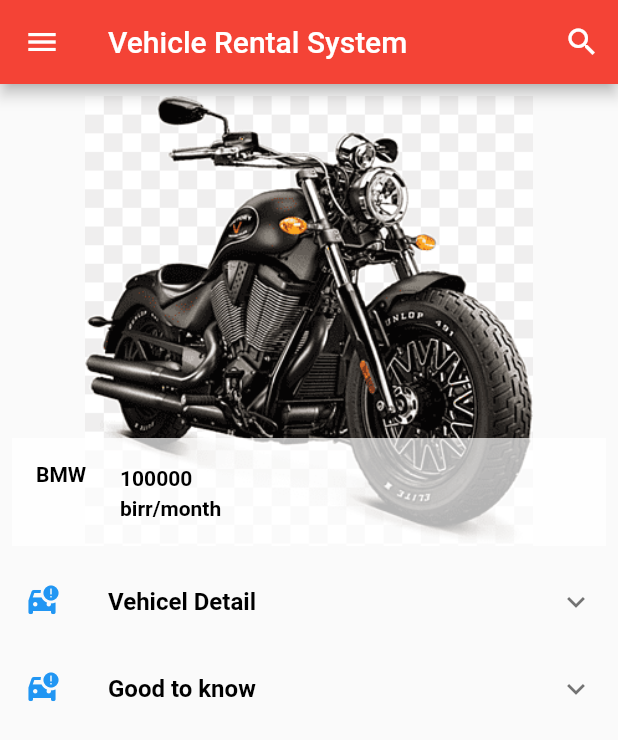
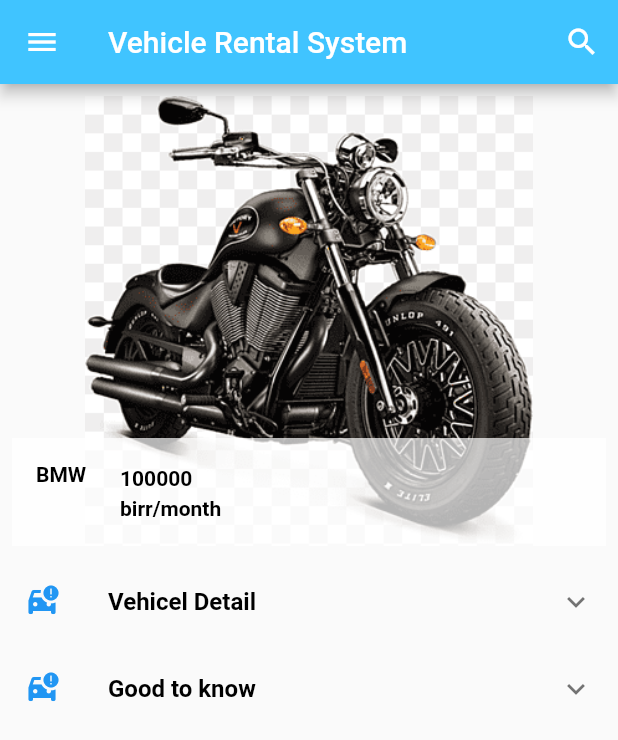
Before and after one commit to EYUAB/VEHICLE_RENTAL_SYSTEM, a Flutter app: the HomePage screen opened directly, after a tap on "BMW", on a phone screen of 412 x 824 dp. Shown: the top 740 px of the screen. Run offline on Flutter 3.47's test engine with Material 2 defaults, Android fonts, the phone set to English and light mode, and no system bars; our stand-ins replace animated_splash_screen, animated_text_kit, carousel_pro, cloud_firestore, firebase_auth, firebase_core and 1 more; accounts and stored records are empty.

```diff
--- a/lib/Components/vehicle_lists.dart
+++ b/lib/Components/vehicle_lists.dart
@@ -1,5 +1,7 @@
+
+
 import 'package:flutter/material.dart';
-import 'package:vehicle_rental_system/Components/vihicle_detail.dart';
+import 'package:vehicle_rental_system/pages/vihicle_detail.dart';
 
 class AvailableVehicleLists extends StatefulWidget {
   const AvailableVehicleLists({super.key});
--- a/lib/main.dart
+++ b/lib/main.dart
@@ -1,7 +1,7 @@
 
 import 'package:firebase_core/firebase_core.dart';
 import 'package:flutter/material.dart';
-import 'package:vehicle_rental_system/Components/splash_screen.dart';
+import 'package:vehicle_rental_system/components/splash_screen.dart';
 
 void main(List<String> args) async{
    WidgetsFlutterBinding.ensureInitialized();
--- a/lib/Components/home_page.dart
+++ b/lib/pages/home_page.dart
@@ -1,12 +1,13 @@
-import 'package:carousel_pro/carousel_pro.dart';
-import 'package:flutter/material.dart';
-import 'package:vehicle_rental_system/Components/carousel.dart';
-import 'package:vehicle_rental_system/Components/horizontalScrol.dart';
-import 'package:vehicle_rental_system/Components/logIn.dart';
-import 'package:vehicle_rental_system/Components/vehicle_lists.dart';
-import 'package:firebase_auth/firebase_auth.dart';
 
 
+
+
+import 'package:firebase_auth/firebase_auth.dart';
+import 'package:flutter/material.dart';
+import 'package:vehicle_rental_system/components/carousel.dart';
+import 'package:vehicle_rental_system/components/horizontalScrol.dart';
+import 'package:vehicle_rental_system/components/vehicle_lists.dart';
+import 'package:vehicle_rental_system/pages/logIn.dart';
 
 class HomePage extends StatefulWidget {
   const HomePage({super.key});
@@ -21,7 +22,7 @@ class _HomePageState extends State<HomePage> {
   Widget build(BuildContext context) {
     return Scaffold(
         appBar: AppBar(
-          backgroundColor: Colors.red,
+          backgroundColor: Colors.lightBlueAccent,
           title: Text('Vehicle Rental System'),
           actions: [
             IconButton(onPressed: null, icon: Icon(Icons.search,color: Colors.white,),),
--- a/lib/Components/vihicle_detail.dart
+++ b/lib/pages/vihicle_detail.dart
@@ -1,3 +1,5 @@
+
+
 import 'package:flutter/material.dart';
 
 class VehicleDetail extends StatefulWidget {
@@ -23,7 +25,7 @@ class _VehicleDetailState extends State<VehicleDetail> {
       debugShowCheckedModeBanner: false,
       home: Scaffold(
         appBar: AppBar(
-          backgroundColor: Colors.red,
+          backgroundColor: Colors.lightBlueAccent,
           title: Text('Vehicle Rental System'),
           actions: [
             IconButton(onPressed: null, icon: Icon(Icons.search,color: Colors.white,),),
```
Also changed, not shown: lib/Components/splash_screen.dart (+4 -5 lines), lib/pages/Registration.dart (renamed from lib/Components/Registration.dart, +19 -7 lines), lib/pages/logIn.dart (renamed from lib/Components/logIn.dart, +7 -5 lines).
